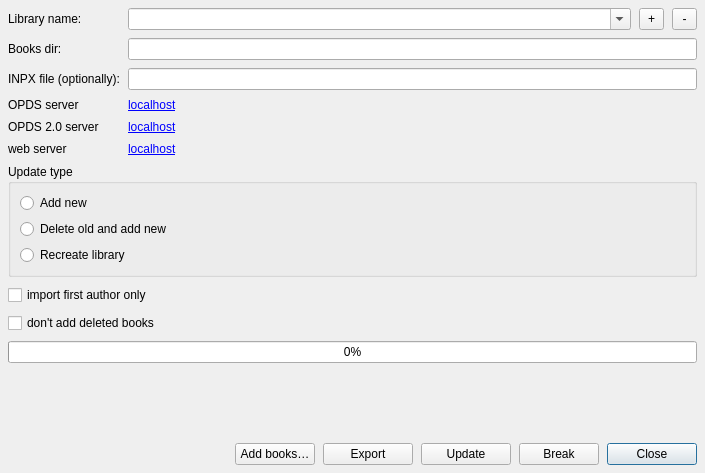
Old version of the form src/librariesdlg.ui in the repository petrovvlad/freeLib.
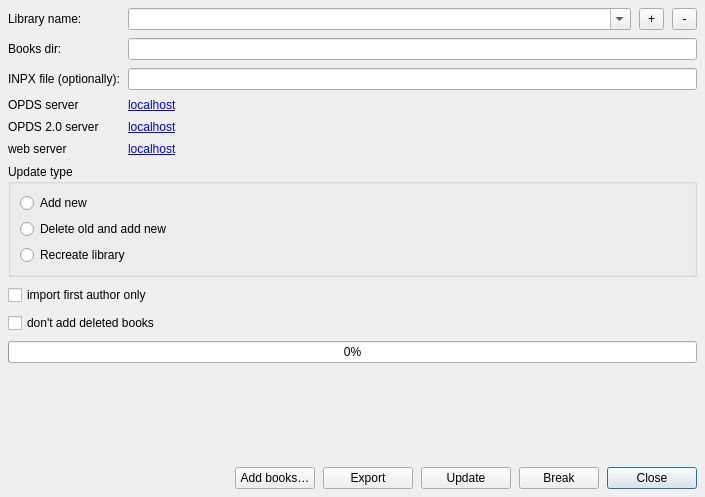
New version of the form.

Commit message: style: скрыты ссылки на opds сервер для Qt<6.4

Patch:
```diff
--- a/src/librariesdlg.ui
+++ b/src/librariesdlg.ui
@@ -10,7 +10,7 @@
     <x>0</x>
     <y>0</y>
     <width>705</width>
-    <height>473</height>
+    <height>497</height>
    </rect>
   </property>
   <property name="sizePolicy">
```
Left out of the diff: 18 changed lines with no effect on the pictures. The commit also changes 2 other files.
